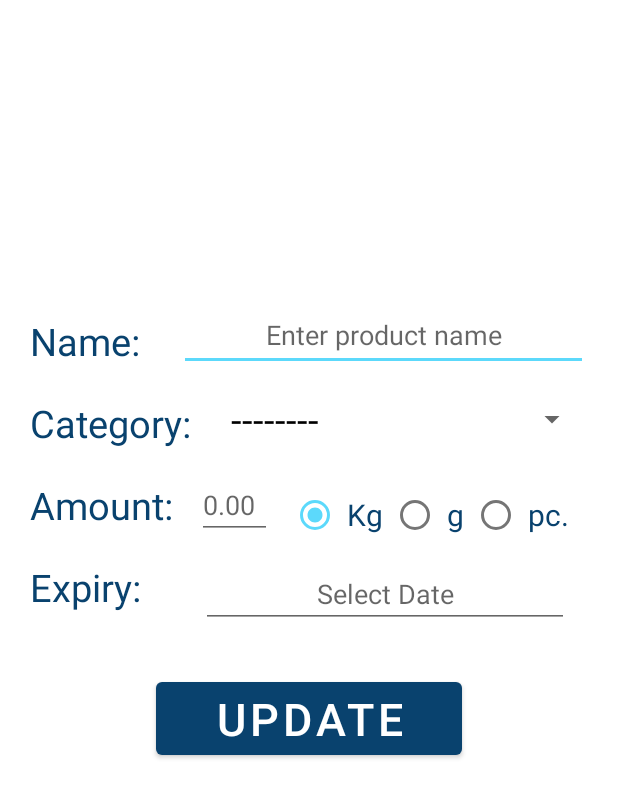
After one commit to milmega/MyFridge, an Android app: the UpdateProduct screen opened directly, with no data from a screen before it, on a phone screen of 412 x 824 dp. The commit adds this screen. Shown: the top 798 px of the screen. Run offline under Robolectric (Android 15) with nearby library versions, the phone set to English and light mode, and no system bars; 2 statements that could not run were skipped.

Commit message:
Developed product update feature.

```diff
--- a/app/src/main/AndroidManifest.xml
+++ b/app/src/main/AndroidManifest.xml
@@ -9,6 +9,7 @@
         android:roundIcon="@mipmap/ic_launcher_round"
         android:supportsRtl="true"
         android:theme="@style/Theme.MyFridge">
+        <activity android:name=".UpdateProduct"></activity>
         <activity android:name=".MainActivity">
             <intent-filter>
                 <action android:name="android.intent.action.MAIN" />
--- /dev/null
+++ b/app/src/main/java/com/example/myfridge/UpdateProduct.java
@@ -0,0 +1,138 @@
+package com.example.myfridge;
+
+import androidx.annotation.Nullable;
+import androidx.appcompat.app.AppCompatActivity;
+
+import android.app.DatePickerDialog;
+import android.content.Context;
+import android.content.Intent;
+import android.os.Bundle;
+import android.text.InputType;
+import android.util.Log;
+import android.view.View;
+import android.widget.ArrayAdapter;
+import android.widget.Button;
+import android.widget.DatePicker;
+import android.widget.EditText;
+import android.widget.RadioButton;
+import android.widget.RadioGroup;
+import android.widget.Spinner;
+import android.widget.TextView;
+import android.widget.Toast;
+
+import java.util.Calendar;
+
+public class UpdateProduct extends AppCompatActivity {
+
+    private Spinner spinner;
+    private ArrayAdapter<CharSequence> adapter;
+    Context context;
+
+    TextView productName;
+    //TextView category;
+    EditText expiryDate;
+    Button updateButton;
+    EditText amountEditTxt;
+    RadioGroup amountUnits;
+    //RadioButton checkedButton;
+
+    String id, name, category, amount, unit, dateOfExpiry;
+
+
+    @Override
+    protected void onCreate(Bundle savedInstanceState) {
+        super.onCreate(savedInstanceState);
+        setContentView(R.layout.activity_update_product);
+        context = getApplicationContext();
+
+
+        productName = findViewById(R.id.nameOfAddedProductUpdateView);
+
+        //regarding amount
+        amountEditTxt = findViewById(R.id.amountEditTxtUpdateView);
+        amountUnits = findViewById(R.id.radioGroupUpdateView);
+        //checkedButton = findViewById(amountUnits.getCheckedRadioButtonId());
+
+        //regarding category spinner
+        spinner = findViewById(R.id.spinnerUpdateView);
+        adapter = ArrayAdapter.createFromResource(this.getApplicationContext(),R.array.categories, R.layout.spinner_item);//, android.R.layout.simple_spinner_item); //get context or get activity
+        adapter.setDropDownViewResource(android.R.layout.simple_spinner_dropdown_item);
+        spinner.setAdapter(adapter);
+
+        //regarding calendar
+        expiryDate = findViewById(R.id.editTextDateUpdateView);
+        expiryDate.setInputType(InputType.TYPE_NULL);
+
+        Calendar calendar = Calendar.getInstance();
+        final int year = calendar.get(Calendar.YEAR);
+        final int month = calendar.get(Calendar.MONTH);
+        final int day = calendar.get(Calendar.DAY_OF_MONTH);
+
+        expiryDate.setOnClickListener(new View.OnClickListener(){
+            @Override
+            public void onClick(View v) {
+                DatePickerDialog datePickerDialog = new DatePickerDialog(UpdateProduct.this, new DatePickerDialog.OnDateSetListener() {
+                    @Override
+                    public void onDateSet(DatePicker view, int year, int month, int day) {
+                        month += 1;
+                        String date = day+"/"+month+"/"+year;
+                        expiryDate.setText(date);
+                    }
+                }, year, month, day);
+                datePickerDialog.show();
+            }
+        });
+
+        getAndSetIntentData();
+
+        //regarding updatebutton
+        updateButton = findViewById(R.id.updateButton);
+        updateButton.setOnClickListener(new View.OnClickListener() {
+            @Override
+            public void onClick(View v) {
+                name  = productName.getText().toString();
+                category = spinner.getSelectedItem().toString();
+                amount = amountEditTxt.getText().toString();
+                int radioButtonId = amountUnits.getCheckedRadioButtonId();
+                RadioButton checkedButton = findViewById(radioButtonId);
+                unit = checkedButton.getText().toString();
+                dateOfExpiry = expiryDate.getText().toString();
+
+                if(name.equals("") || category.equals("--------") || amount.equals("") || unit.equals("") || dateOfExpiry.equals("")){
+                    Toast toast = Toast.makeText(UpdateProduct.this, "Enter all values", Toast.LENGTH_SHORT);
+                    toast.show();
+                }
+                else{
+                    //create and add product and clear all values or redirect to main viev
+                    DatabaseHelper db = new DatabaseHelper(UpdateProduct.this);
+                    db.updateData(id, name, category, amount, unit, dateOfExpiry);
+                    //finish();
+                    //Intent intent = new Intent(UpdateProduct.this, MainActivity.class);
+                     //startActivity(intent);
+                }
+            }
+        });
+    }
+
+    void getAndSetIntentData(){
+        //get data
+        id = getIntent().getStringExtra("id");
+        name = getIntent().getStringExtra("name");
+        category = getIntent().getStringExtra("category");
+        amount = getIntent().getStringExtra("amount");
+        unit = getIntent().getStringExtra("unit");
+        dateOfExpiry = getIntent().getStringExtra("dateOfExpiry");
+
+        //set data
+        productName.setText(name);
+        amountEditTxt.setText(amount);
+        expiryDate.setText(dateOfExpiry);
+        spinner.setSelection(((ArrayAdapter) spinner.getAdapter()).getPosition(category));
+        int idx = 0;
+        if(unit.equals("g"))
+            idx = 1;
+        else if(unit.equals("pc."))
+            idx = 2;
+        ((RadioButton) amountUnits.getChildAt(idx)).setChecked(true);
+    }
+}
--- /dev/null
+++ b/app/src/main/res/layout/activity_update_product.xml
@@ -0,0 +1,178 @@
+<?xml version="1.0" encoding="utf-8"?>
+<FrameLayout xmlns:android="http://schemas.android.com/apk/res/android"
+    xmlns:app="http://schemas.android.com/apk/res-auto"
+    xmlns:tools="http://schemas.android.com/tools"
+    android:layout_width="match_parent"
+    android:layout_height="match_parent"
+    tools:context=".AddProductFragment">
+
+    <!-- TODO: Update blank fragment layout -->
+
+    <androidx.constraintlayout.widget.ConstraintLayout
+        android:layout_width="match_parent"
+        android:layout_height="match_parent">
+
+        <TextView
+            android:id="@+id/nameTxtUpdateView"
+            android:layout_width="wrap_content"
+            android:layout_height="wrap_content"
+            android:layout_marginStart="20dp"
+            android:layout_marginTop="210dp"
+            android:text="Name: "
+            android:textColor="@color/dark_blue"
+            android:textSize="25sp"
+            app:layout_constraintStart_toStartOf="parent"
+            app:layout_constraintTop_toTopOf="parent" />
+
+        <EditText
+            android:id="@+id/nameOfAddedProductUpdateView"
+            android:layout_width="0dp"
+            android:layout_height="47dp"
+            android:layout_marginStart="20dp"
+            android:layout_marginTop="200dp"
+            android:layout_marginEnd="20dp"
+            android:gravity="center"
+            android:focusable="auto"
+            android:hint="Enter product name"
+            android:inputType="text"
+            app:layout_constraintEnd_toEndOf="parent"
+            app:layout_constraintStart_toEndOf="@+id/nameTxtUpdateView"
+            app:layout_constraintTop_toTopOf="parent" />
+
+        <TextView
+            android:id="@+id/categoryTxtUpdateView"
+            android:layout_width="wrap_content"
+            android:layout_height="wrap_content"
+            android:layout_marginStart="20dp"
+            android:layout_marginTop="20dp"
+            android:text="Category: "
+            android:textColor="@color/dark_blue"
+            android:textSize="25sp"
+            app:layout_constraintStart_toStartOf="parent"
+            app:layout_constraintTop_toBottomOf="@+id/nameTxtUpdateView" />
+
+        <Spinner
+            android:id="@+id/spinnerUpdateView"
+            style="@style/Widget.MaterialComponents.TextInputLayout.FilledBox.ExposedDropdownMenu"
+            android:layout_width="0dp"
+            android:layout_height="wrap_content"
+            android:layout_marginStart="20dp"
+            android:layout_marginTop="20dp"
+            android:layout_marginEnd="20dp"
+            android:gravity="center"
+            app:layout_constraintEnd_toEndOf="parent"
+            app:layout_constraintStart_toEndOf="@+id/categoryTxtUpdateView"
+            app:layout_constraintTop_toBottomOf="@+id/nameOfAddedProductUpdateView" />
+
+        <TextView
+            android:id="@+id/amountTxtUpdateView"
+            android:layout_width="wrap_content"
+            android:layout_height="wrap_content"
+            android:layout_marginStart="20dp"
+            android:layout_marginTop="20dp"
+            android:text="Amount: "
+            android:textColor="@color/dark_blue"
+            android:textSize="25sp"
+            app:layout_constraintStart_toStartOf="parent"
+            app:layout_constraintTop_toBottomOf="@+id/categoryTxtUpdateView" />
+
+        <EditText
+            android:id="@+id/amountEditTxtUpdateView"
+            android:layout_width="50dp"
+            android:layout_height="40dp"
+            android:layout_marginStart="10dp"
+            android:layout_marginTop="20dp"
+            android:hint="0.00"
+            android:inputType="numberDecimal"
+            app:layout_constraintStart_toEndOf="@+id/amountTxtUpdateView"
+            app:layout_constraintTop_toBottomOf="@+id/categoryTxtUpdateView" />
+
+        <RadioGroup
+            android:id="@+id/radioGroupUpdateView"
+            android:layout_width="wrap_content"
+            android:layout_height="wrap_content"
+            android:layout_marginStart="5dp"
+            android:layout_marginTop="20dp"
+            android:layout_marginEnd="20dp"
+            android:orientation="horizontal"
+            app:layout_constraintEnd_toEndOf="parent"
+            app:layout_constraintStart_toEndOf="@+id/amountEditTxtUpdateView"
+            app:layout_constraintTop_toBottomOf="@+id/categoryTxtUpdateView">
+
+            <RadioButton
+                android:id="@+id/kgRadioButtonUpdateView"
+                android:layout_width="wrap_content"
+                android:layout_height="wrap_content"
+                android:checked="true"
+                android:padding="5dp"
+                android:text="Kg"
+                android:textSize="20sp"
+                android:textColor="@color/dark_blue"/>
+
+            <RadioButton
+                android:id="@+id/gramRadioButtonUpdateView"
+                android:layout_width="wrap_content"
+                android:layout_height="wrap_content"
+                android:padding="5dp"
+                android:text="g"
+                android:textSize="20sp"
+                android:textColor="@color/dark_blue"/>
+
+            <RadioButton
+                android:id="@+id/pieceRadioButtonUpdateView"
+                android:layout_width="wrap_content"
+                android:layout_height="wrap_content"
+                android:padding="5dp"
+                android:text="pc."
+                android:textSize="20sp"
+                android:textColor="@color/dark_blue"/>
+        </RadioGroup>
+
+        <TextView
+            android:id="@+id/txtViewDateUpdateView"
+            android:layout_width="wrap_content"
+            android:layout_height="wrap_content"
+            android:layout_marginStart="20dp"
+            android:layout_marginTop="20dp"
+            android:text="Expiry: "
+            android:textSize="25sp"
+            android:textColor="@color/dark_blue"
+            app:layout_constraintStart_toStartOf="parent"
+            app:layout_constraintTop_toBottomOf="@+id/amountTxtUpdateView" />
+
+        <EditText
+            android:id="@+id/editTextDateUpdateView"
+            android:layout_width="245dp"
+            android:layout_height="41dp"
+            android:layout_marginStart="20dp"
+            android:layout_marginTop="10dp"
+            android:layout_marginEnd="20dp"
+            android:ems="10"
+            android:gravity="center"
+            android:focusable="false"
+            android:hint="Select Date"
+            android:inputType="date"
+            app:layout_constraintEnd_toEndOf="parent"
+            app:layout_constraintStart_toEndOf="@+id/txtViewDateUpdateView"
+            app:layout_constraintTop_toBottomOf="@+id/radioGroupUpdateView" />
+
+        <Button
+            android:id="@+id/updateButton"
+            android:layout_width="wrap_content"
+            android:layout_height="wrap_content"
+            android:layout_marginStart="73dp"
+            android:layout_marginTop="30dp"
+            android:layout_marginEnd="73dp"
+            android:paddingLeft="40dp"
+            android:paddingRight="40dp"
+            android:text="Update"
+            android:textSize="30sp"
+            app:layout_constraintEnd_toEndOf="parent"
+            app:layout_constraintStart_toStartOf="parent"
+            app:layout_constraintTop_toBottomOf="@+id/editTextDateUpdateView" />
+
+
+    </androidx.constraintlayout.widget.ConstraintLayout>
+
+
+</FrameLayout>
--- a/app/src/main/res/layout/fragment_category.xml
+++ b/app/src/main/res/layout/fragment_category.xml
@@ -5,13 +5,11 @@
     android:layout_height="match_parent"
     tools:context=".CategoryFragment">
 
-
-
     <androidx.recyclerview.widget.RecyclerView
         android:id="@+id/recyclerView"
         android:layout_width="match_parent"
         android:layout_height="wrap_content"
-
+        android:background="@color/super_light_blue"
         tools:layout_editor_absoluteX="113dp"
         tools:layout_editor_absoluteY="199dp" />
 
--- a/app/src/main/res/layout/spinner_item.xml
+++ b/app/src/main/res/layout/spinner_item.xml
@@ -6,6 +6,4 @@
     android:layout_height="wrap_content"
     android:textSize="25dp"
     android:gravity="left"
-    android:textColor="@color/black"
-
-    />
+    android:textColor="@color/black" />
```
Also changed, not shown: app/src/main/java/com/example/myfridge/AddProductFragment.java (+1 -8 lines), app/src/main/java/com/example/myfridge/CategoryFragment.java (+7 -3 lines), app/src/main/java/com/example/myfridge/DatabaseHelper.java (+15 -0 lines), app/src/main/java/com/example/myfridge/MainActivity.java (+35 -14 lines), app/src/main/java/com/example/myfridge/Product.java (+9 -4 lines), app/src/main/java/com/example/myfridge/RecyclerAdapter.java (+32 -2 lines), app/src/main/res/layout/list_items.xml (+20 -5 lines).
